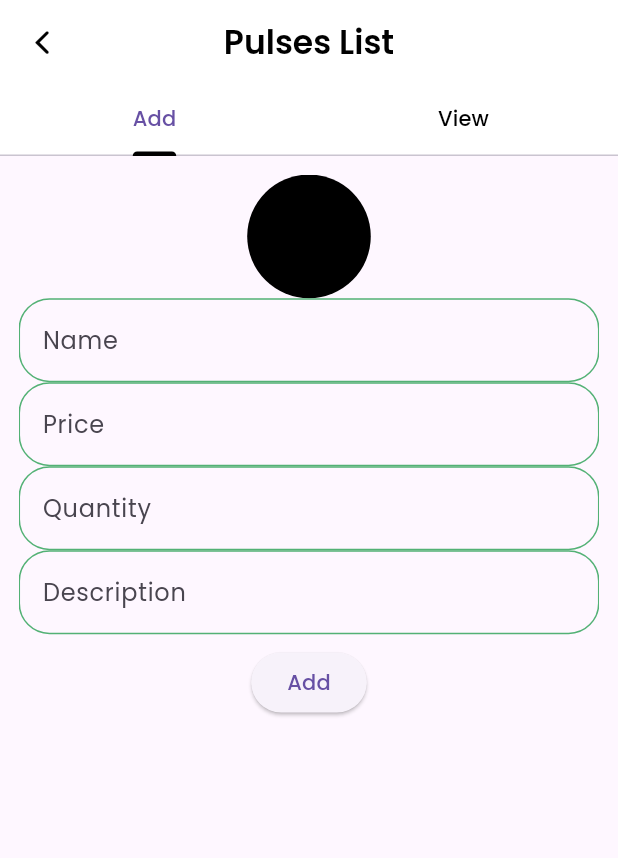
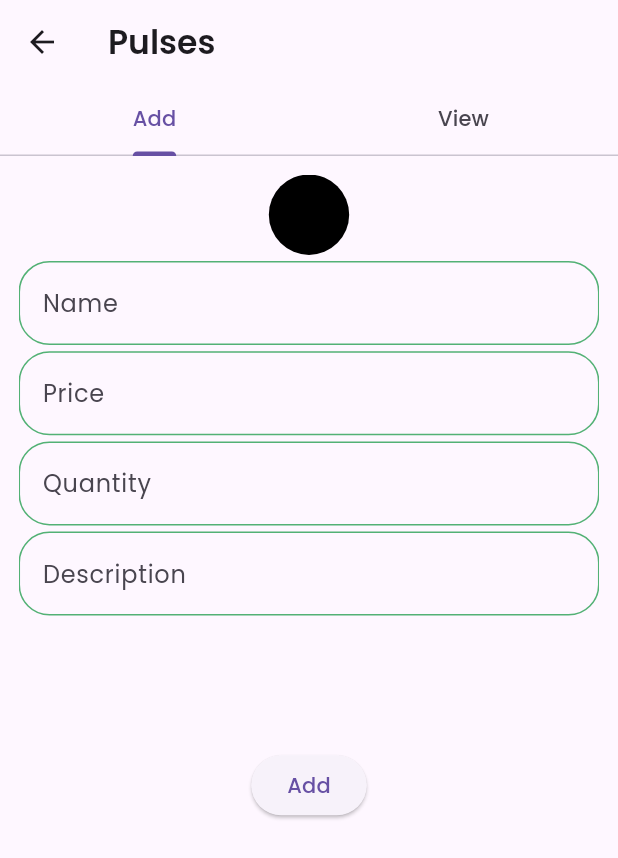
Before and after one commit to shibii787/nectar_admin, a Flutter app: the homePage screen opened directly, after a tap on "Pulses", on a phone screen of 412 x 824 dp. Shown: the top 858 px of the screen. Run offline on Flutter 3.47's test engine with Material 3 defaults, Android fonts, the phone set to English and light mode, and no system bars; our stand-ins replace cloud_firestore, file_picker, firebase_auth, firebase_core, firebase_storage, flutter_riverpod and 3 more; missing offline and left inert: dart:html; accounts and stored records are empty.

Commit message:
groceries update

```diff
--- a/lib/app_administration/best_selling/add_bestSelling.dart
+++ b/lib/app_administration/best_selling/add_bestSelling.dart
@@ -118,7 +118,7 @@ class _BestSellingState extends ConsumerState<BestSelling> {
                                             selectFileToMessage("");
                                           },
                                           child: CircleAvatar(
-                                            radius: w*0.06,
+                                            radius: w*0.065,
                                             backgroundColor: theColors.secondary,
                                             backgroundImage: pickFile != null ? MemoryImage(Uint8List.fromList(pickFile!.bytes as List<int>)) : null,
                                           ),
@@ -220,7 +220,6 @@ class _BestSellingState extends ConsumerState<BestSelling> {
                                         SizedBox(height: w*0.01,)
                                       ],
                                     ),
-                                    SizedBox(height: w*0.02),
                                     ElevatedButton(
                                         onPressed: () {
                                           addBestSelling();
--- a/lib/app_administration/exclusive/add_view_exclusive.dart
+++ b/lib/app_administration/exclusive/add_view_exclusive.dart
@@ -115,7 +115,7 @@ class _addViewExclusivePageState extends ConsumerState<addViewExclusivePage> {
                                         selectFileToMessage("");
                                       },
                                       child: CircleAvatar(
-                                        radius: w * 0.07,
+                                        radius: w * 0.065,
                                         backgroundColor: theColors.secondary,
                                         backgroundImage: pickFile != null
                                             ? MemoryImage(Uint8List.fromList(
--- a/lib/app_administration/groceries/add_groceries.dart
+++ b/lib/app_administration/groceries/add_groceries.dart
@@ -103,7 +103,7 @@ class _addGroceriesState extends ConsumerState<addGroceries> {
                                           selectFileToMessage("");
                                         },
                                         child: CircleAvatar(
-                                          radius: w*0.06,
+                                          radius: w*0.065,
                                           backgroundColor: theColors.secondary,
                                           backgroundImage: pickFile != null ? MemoryImage(Uint8List.fromList(pickFile!.bytes as List<int>)) : null,
                                         ),
--- a/lib/app_administration/home_page.dart
+++ b/lib/app_administration/home_page.dart
@@ -3,7 +3,8 @@ import 'package:nectar_admin/app_administration/best_selling/add_bestSelling.dar
 import 'package:nectar_admin/app_administration/categories/add_category.dart';
 import 'package:nectar_admin/appView.dart';
 import 'package:nectar_admin/app_administration/exclusive/add_view_exclusive.dart';
-import 'package:nectar_admin/app_administration/pulses/add_pulses.dart';
+import 'package:nectar_admin/app_administration/groceries/add_groceries.dart';
+import 'package:nectar_admin/app_administration/pulses/pulsess.dart';
 import 'package:nectar_admin/app_administration/users/app_users.dart';
 import 'package:nectar_admin/core/common/colors.dart';
 
@@ -154,9 +155,12 @@ class _homePageState extends State<homePage> {
                 ),
               ],
             ),
+            Row(
+              mainAxisAlignment: MainAxisAlignment.spaceBetween,
+              children: [
                 InkWell(
                   onTap: () {
-                Navigator.push(context, MaterialPageRoute(builder: (context) => addViewPulses(),));
+                    Navigator.push(context, MaterialPageRoute(builder: (context) => Pulses(),));
                   },
                   child: Container(
                     height: h*0.2,
@@ -181,6 +185,35 @@ class _homePageState extends State<homePage> {
                     ),
                   ),
                 ),
+                InkWell(
+                  onTap: () {
+                    Navigator.push(context, MaterialPageRoute(builder: (context) => addGroceries(),));
+                  },
+                  child: Container(
+                    height: h*0.2,
+                    width: w*0.4,
+                    decoration: BoxDecoration(
+                        borderRadius: BorderRadius.circular(w*0.04),
+                        color: theColors.third,
+                        boxShadow: [
+                          BoxShadow(
+                              color: theColors.secondary,
+                              blurRadius: w*0.01,
+                              spreadRadius: w*0.0001,
+                              offset: Offset(0, 4)
+                          )
+                        ]
+                    ),
+                    child: Center(
+                      child: Text("Groceries",style: TextStyle(
+                          fontWeight: FontWeight.w500,
+                          color: theColors.primaryColor
+                      ),),
+                    ),
+                  ),
+                ),
+              ],
+            )
           ],
 
         ),
--- a/lib/app_administration/pulses/add_pulses.dart
+++ /dev/null
@@ -1,319 +0,0 @@
-import 'dart:typed_data';
-
-import 'package:cloud_firestore/cloud_firestore.dart';
-import 'package:file_picker/file_picker.dart';
-import 'package:firebase_storage/firebase_storage.dart';
-import 'package:flutter/cupertino.dart';
-import 'package:flutter/material.dart';
-import 'package:flutter_riverpod/flutter_riverpod.dart';
-import 'package:nectar_admin/app_administration/home_page.dart';
-import 'package:nectar_admin/core/common/colors.dart';
-import 'package:nectar_admin/feature/controller/addingController.dart';
-import 'package:nectar_admin/model/bestSelling_model.dart';
-import 'package:nectar_admin/model/pulses_model.dart';
-
-import '../../main.dart';
-
-class addViewPulses extends ConsumerStatefulWidget {
-  const addViewPulses({super.key});
-
-  @override
-  ConsumerState<addViewPulses> createState() => _addViewPulsesState();
-}
-
-class _addViewPulsesState extends ConsumerState<addViewPulses> {
-  TextEditingController itemsNameController=TextEditingController();
-  TextEditingController priceController=TextEditingController();
-  TextEditingController qtyController=TextEditingController();
-  TextEditingController descriptionController=TextEditingController();
-  PlatformFile? pickFile;
-  UploadTask? uploadTask;
-  String? urlDownlod;
-
-  Future selectFileToMessage(String name) async {
-    final result = await FilePicker.platform.pickFiles();
-    if (result == null) return;
-
-    pickFile = result.files.first;
-
-    // String? ext = pickFile?.name?.split('.')?.last;
-    final fileBytes = result.files.first.bytes;
-
-    // ignore: use_build_context_synchronously
-    ScaffoldMessenger.of(context)
-        .showSnackBar(SnackBar(content: Text("Uploading...")));
-    uploadFileToFireBase(name, fileBytes);
-
-    setState(() {});
-  }
-  Future uploadFileToFireBase(String name, fileBytes) async {
-    uploadTask = FirebaseStorage.instance
-        .ref('best selling/${DateTime.now().toString()}-$name')
-        .putData(fileBytes,SettableMetadata(
-        contentType: 'image/jpeg'
-    ));
-    final snapshot = await uploadTask?.whenComplete(() {});
-    urlDownlod = (await snapshot?.ref?.getDownloadURL())!;
-
-    // ignore: use_build_context_synchronously
-    // showUploadMessage(context, '$name Uploaded Successfully...');
-    await Future.delayed(const Duration(seconds: 2));
-    // ignore: use_build_context_synchronously
-    // ScaffoldMessenger.of(context).clearSnackBars();
-    setState(() {});
-  }
-
-  addpulses(){
-    PulsesModel pulsesModel=PulsesModel(
-        name: itemsNameController.text,
-        price: double.tryParse(priceController.text)!,
-        qty: int.tryParse(qtyController.text)!,
-        description: descriptionController.text,
-        image: urlDownlod??"",
-        id: "");
-    ref.watch(addController).controlPulsesFunction(pulsesModel: pulsesModel);
-  }
-
-
-
-  @override
-  Widget build(BuildContext context) {
-    return DefaultTabController(
-        length: 2,
-        child: Scaffold(
-          appBar: AppBar(
-            backgroundColor: theColors.primaryColor,
-            centerTitle: true,
-            title: Text("Pulses List",style: TextStyle(
-                fontWeight: FontWeight.w600,
-              color: theColors.secondary
-            ),),
-            bottom: TabBar(
-              indicatorColor: theColors.secondary,
-                unselectedLabelColor: theColors.secondary,
-                tabs: [
-                  Tab(
-                    text: "Add",
-                  ),
-                  Tab(
-                    text: "View",
-                  ),
-                ]),
-            leading: InkWell(
-              onTap: () {
-                 Navigator.push(context, MaterialPageRoute(builder: (context) =>homePage(),));
-              },
-                child: Icon(CupertinoIcons.back,color: theColors.secondary)),
-          ),
-          body: Padding(
-            padding: EdgeInsets.all(w*0.03),
-            child: Column(
-              mainAxisAlignment: MainAxisAlignment.spaceEvenly,
-              children: [
-                Expanded(
-                  child: TabBarView(
-                      children: [
-                        ListView(
-                            shrinkWrap: true,
-                            physics: BouncingScrollPhysics(),
-                            children: [
-                              Container(
-                                child: Column(
-                                  mainAxisAlignment: MainAxisAlignment.spaceEvenly,
-                                  children: [
-                                    Stack(
-                                      children: [
-                                        InkWell(
-                                          onTap: () {
-                                            selectFileToMessage("");
-                                          },
-                                          child: CircleAvatar(
-                                            radius: w*0.1,
-                                            backgroundColor: theColors.secondary,
-                                            backgroundImage: pickFile != null ? MemoryImage(Uint8List.fromList(pickFile!.bytes as List<int>)) : null,
-                                          ),
-                                        ),
-                                      ],
-                                    ),
-                                    ListView(
-                                      shrinkWrap: true,
-                                      physics: BouncingScrollPhysics(),
-                                      children: [
-                                        TextFormField(
-                                          controller: itemsNameController,
-                                          decoration: InputDecoration(
-                                              border: OutlineInputBorder(
-                                                  borderRadius: BorderRadius.circular(w*0.05)
-                                              ),
-                                              labelText: "Name",
-                                              focusedBorder: OutlineInputBorder(
-                                                borderRadius: BorderRadius.circular(w*0.05),
-                                                borderSide: BorderSide(
-                                                    color: theColors.third
-                                                ),
-                                              ),
-                                              enabledBorder: OutlineInputBorder(
-                                                  borderRadius: BorderRadius.circular(w*0.05),
-                                                  borderSide: BorderSide(
-                                                      color: theColors.third
-                                                  )
-                                              )
-                                          ),
-                                        ),
-                                        TextFormField(
-                                          controller: priceController,
-                                          decoration: InputDecoration(
-                                              border: OutlineInputBorder(
-                                                  borderRadius: BorderRadius.circular(w*0.05)
-                                              ),
-                                              labelText: "Price",
-                                              focusedBorder: OutlineInputBorder(
-                                                borderRadius: BorderRadius.circular(w*0.05),
-                                                borderSide: BorderSide(
-                                                    color: theColors.third
-                                                ),
-                                              ),
-                                              enabledBorder: OutlineInputBorder(
-                                                  borderRadius: BorderRadius.circular(w*0.05),
-                                                  borderSide: BorderSide(
-                                                      color: theColors.third
-                                                  )
-                                              )
-                                          ),
-                                        ),
-                                        TextFormField(
-                                          controller: qtyController,
-                                          decoration: InputDecoration(
-                                              border: OutlineInputBorder(
-                                                  borderRadius: BorderRadius.circular(w*0.05)
-                                              ),
-                                              labelText: "Quantity",
-                                              focusedBorder: OutlineInputBorder(
-                                                borderRadius: BorderRadius.circular(w*0.05),
-                                                borderSide: BorderSide(
-                                                    color: theColors.third
-                                                ),
-                                              ),
-                                              enabledBorder: OutlineInputBorder(
-                                                  borderRadius: BorderRadius.circular(w*0.05),
-                                                  borderSide: BorderSide(
-                                                      color: theColors.third
-                                                  )
-                                              )
-                                          ),
-                                        ),
-                                        TextFormField(
-                                          controller: descriptionController,
-                                          decoration: InputDecoration(
-                                              border: OutlineInputBorder(
-                                                  borderRadius: BorderRadius.circular(w*0.05)
-                                              ),
-                                              labelText: "Description",
-                                              focusedBorder: OutlineInputBorder(
-                                                borderRadius: BorderRadius.circular(w*0.05),
-                                                borderSide: BorderSide(
-                                                    color: theColors.third
-                                                ),
-                                              ),
-                                              enabledBorder: OutlineInputBorder(
-                                                  borderRadius: BorderRadius.circular(w*0.05),
-                                                  borderSide: BorderSide(
-                                                      color: theColors.third
-                                                  )
-                                              )
-                                          ),
-                                        ),
-                                      ],
-                                    ),
-                                    SizedBox(height: w*0.02),
-                                    ElevatedButton(
-                                        onPressed: () {
-                                          addpulses();
-                                          itemsNameController.clear();
-                                          priceController.clear();
-                                          qtyController.clear();
-                                          descriptionController.clear();
-                                        }, child: Text("Add")),
-                                  ],
-                                ),
-                              ),
-                            ]
-                        ),
-                        ref.watch(pulsesprovider).when(
-                            data: (data) {
-                              return GridView.builder(
-                                itemCount: data.length,
-                                  physics: BouncingScrollPhysics(),
-                                  shrinkWrap: true,
-                                  gridDelegate: SliverGridDelegateWithFixedCrossAxisCount(
-                                  childAspectRatio: 1,
-                                  mainAxisSpacing: w*0.01,
-                                  crossAxisCount: 4
-                              ), itemBuilder: (BuildContext context, int index) {
-                               return Container(
-                                   height: h*0.8,
-                                   width: w*0.8,
-                                   decoration: BoxDecoration(
-                                   borderRadius: BorderRadius.circular(w*0.03),
-                                  color: theColors.fourth
-                              ),
-                              margin: EdgeInsets.all(w*0.02),
-                              child: Column(
-                              children: [
-                              Text(data[index].name),
-                                Row(
-                                  mainAxisAlignment: MainAxisAlignment.spaceAround,
-                                  children: [
-                     ElevatedButton(onPressed: () {
-                              showDialog(
-                             context: context,builder: (context) {
-                               return AlertDialog(
-                                   title: Center(
-                                child: Text("Item Details",style: TextStyle(
-                                    fontWeight: FontWeight.w600
-                                ),)),
-                            actions: [
-                              Column(
-                                crossAxisAlignment: CrossAxisAlignment.center,
-                                children: [
-                                  Text(data[index].image),
-                                  Text("Name: ${data[index].name}"),
-                                  Text("price: ${data[index].price}"),
-                                  Text("qty: ${data[index].qty}"),
-                                  Text("discription: ${data[index].description}"),
-                                  Text("ID: ${data[index].id}"),
-                                ],
-                              )
-                            ],
-                          );
-                        },);
-                    }, child: Text("View")),
-                                    ElevatedButton(
-                                        onPressed: () {
-                                          FirebaseFirestore.instance.collection("pulses").doc(data[index].id).delete();
-                                        },
-                                        child: Icon(Icons.delete_outline))
-                                  ],
-                                )
-                              ],
-                              ),
-                              );
-                              },
-                              );
-                            },
-                            error:(error, stackTrace) {
-                              return CircularProgressIndicator();
-                            },
-                          loading: () {
-                              return
-                            Text("");
-                          },
-                        ),
-                      ]),
-                )
-              ],
-            ),
-          ),
-        ));
-  }
-}
```
Also changed, not shown: lib/app_administration/pulses/pulsess.dart (+11 -11 lines). Lines whose indentation alone changed are shown as unchanged.
